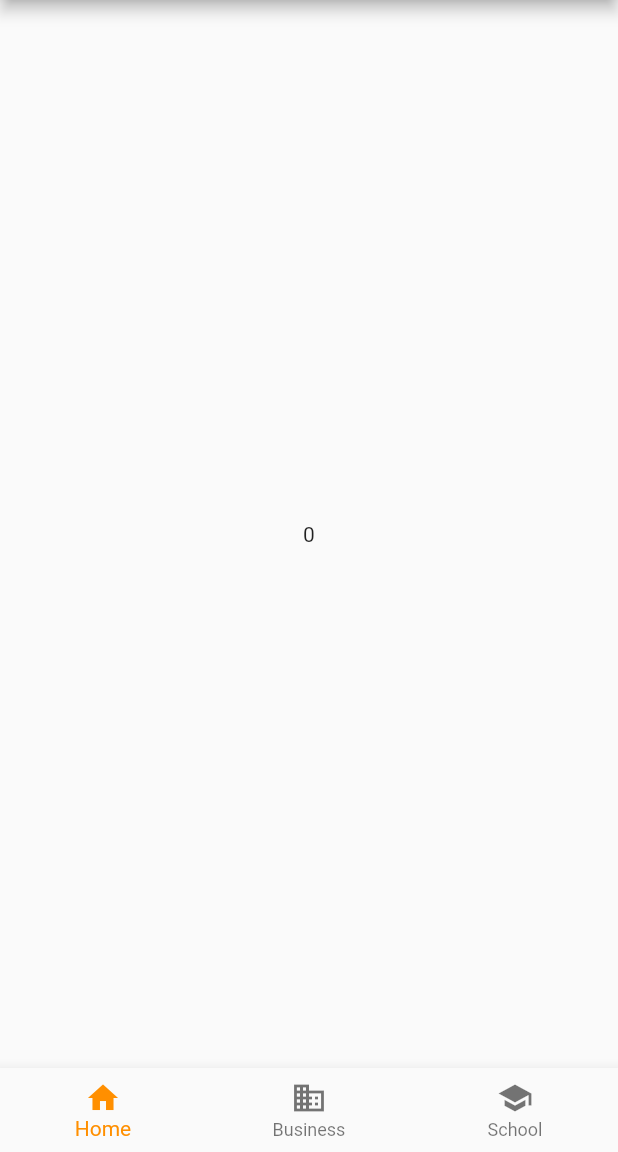
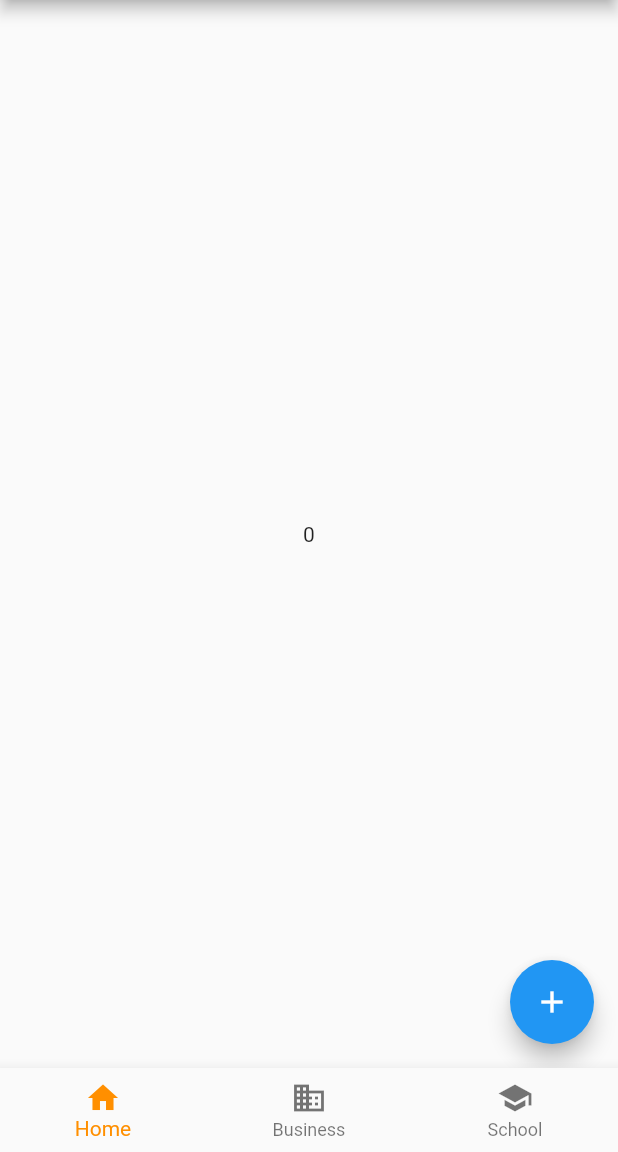
Before and after one commit to yuki-kamikita/bottom_navigation_sample, a Flutter app: the screen it shows after launch, on a phone screen of 412 x 824 dp, the part 84-1236 px from its top. Run offline on Flutter 3.47's test engine with Material 2 defaults, Android fonts, the phone set to English and light mode, and no system bars; our stand-ins replace flutter_hooks, hooks_riverpod.

Commit message:
ページを別ファイルで作成

```diff
--- a/lib/main.dart
+++ b/lib/main.dart
@@ -1,8 +1,8 @@
 import 'package:flutter/material.dart';
 import 'package:flutter_hooks/flutter_hooks.dart';
 import 'package:hooks_riverpod/hooks_riverpod.dart';
-// import 'package:riverpod_sample_2/pages/Home.dart';
-// import 'package:riverpod_sample_2/pages/Business.dart';
+import 'package:bottom_navigation_sample/pages/Home.dart';
+import 'package:bottom_navigation_sample/pages/Business.dart';
 
 void main() => runApp(const ProviderScope(child: MyApp()));
 
@@ -45,10 +45,8 @@ class BottomNavigation extends HookConsumerWidget {
           ref.read(navigationIndexProvider.state).state = index;
         },
         children: <Widget>[
-          // const Center(child: Home(),),
-          // const Center(child: Business(),),
-          Center(child: Text('${ref.watch(navigationIndexProvider)}'),),
-          Center(child: Text('${ref.watch(navigationIndexProvider)}'),),
+          const Center(child: Home(),),
+          const Center(child: Business(),),
           Center(child: Text('${ref.watch(navigationIndexProvider)}'),)
         ],
       ),
--- /dev/null
+++ b/lib/pages/Home.dart
@@ -0,0 +1,23 @@
+import 'package:flutter/material.dart';
+import 'package:flutter_hooks/flutter_hooks.dart';
+import 'package:hooks_riverpod/hooks_riverpod.dart';
+
+/// useStateでclass内に変数保存しておくと、ページ遷移で初期化される
+class Home extends HookConsumerWidget {
+  const Home({Key? key}) : super(key: key);
+
+  @override
+  Widget build(BuildContext context, WidgetRef ref) {
+    final counter = useState(0); // hookの機能っぽい？ グローバルにならないということ？
+
+    return Scaffold(
+      body: Center(
+        child: Text('${counter.value}'),
+      ),
+      floatingActionButton: FloatingActionButton(
+        onPressed: () => counter.value++,
+        child: const Icon(Icons.add),
+      ),
+    );
+  }
+}
```
Also changed, not shown: lib/pages/Business.dart (added, +24 -0 lines).
